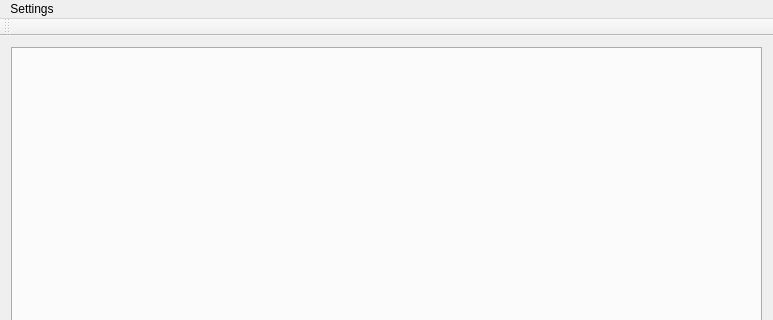
Above: ui/foe_main.ui from sgh/FOE before the change; both pictures show x 0 to 773 and y 0 to 320 of the 773 by 549 pixel window. Below: the same form after it.
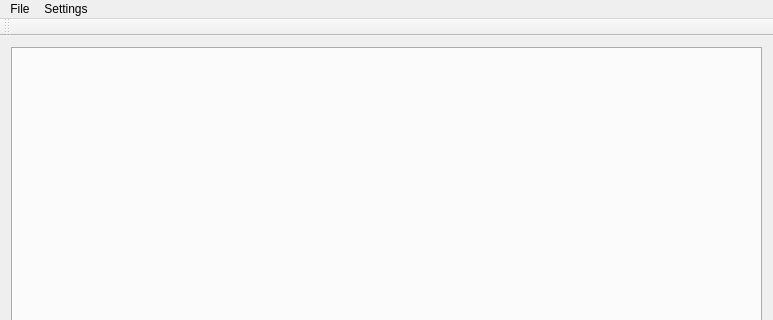
That is the form after the change.

Diff of the .ui file:
```diff
--- a/ui/foe_main.ui
+++ b/ui/foe_main.ui
@@ -95,12 +95,19 @@
    </property>
    <widget class="QMenu" name="menuIndstillinger">
     <property name="title">
-     <string>Settings</string>
+     <string>File</string>
     </property>
     <addaction name="actionNew"/>
     <addaction name="actionOpen"/>
    </widget>
+   <widget class="QMenu" name="menuSettings">
+    <property name="title">
+     <string>Settings</string>
+    </property>
+    <addaction name="actionData_sharing"/>
+   </widget>
    <addaction name="menuIndstillinger"/>
+   <addaction name="menuSettings"/>
   </widget>
   <widget class="QStatusBar" name="statusBar"/>
   <action name="actionOpen">
```
Left out of the diff: 5 changed lines with no effect on the pictures.
